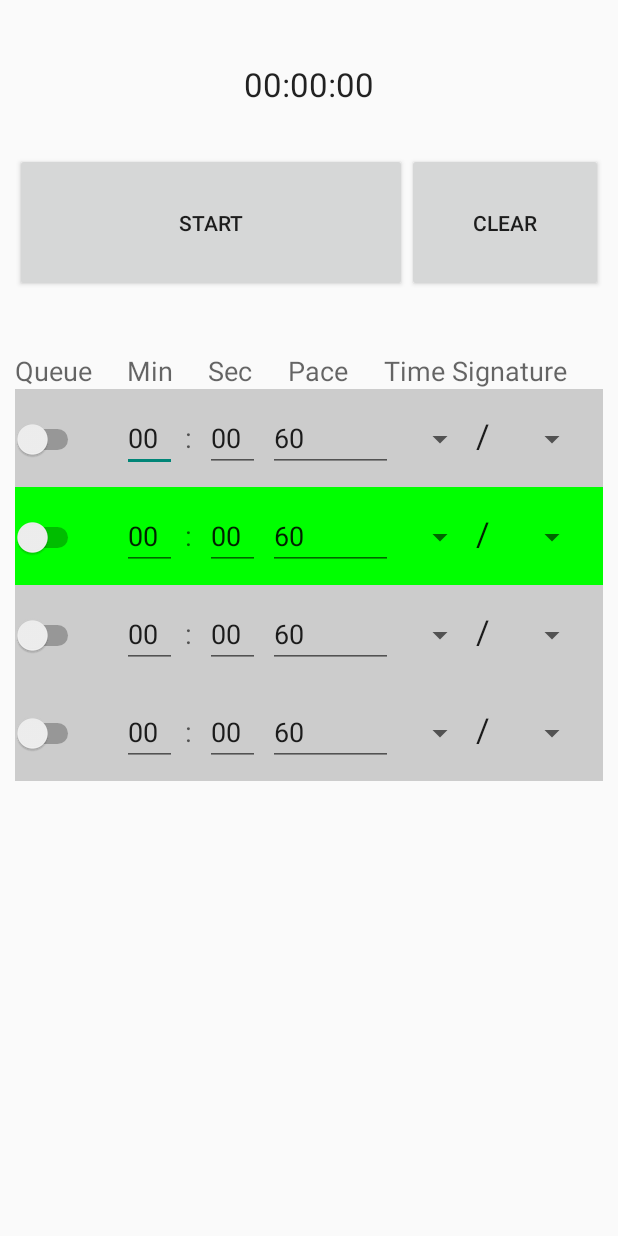
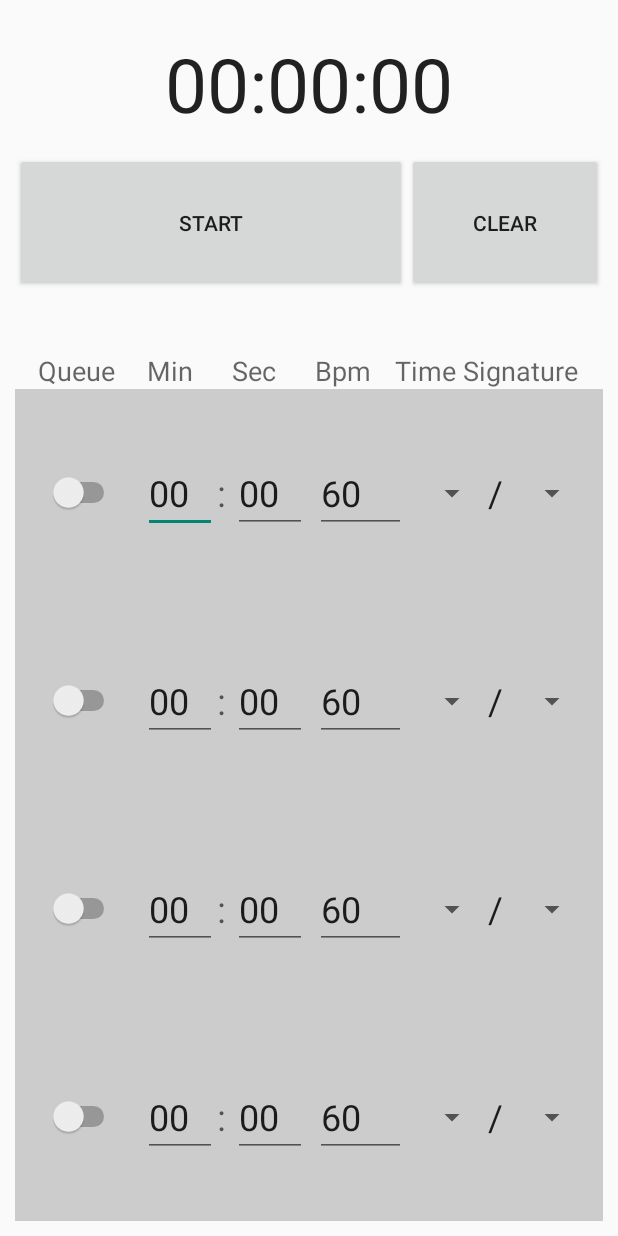
Before and after one commit to joenelsong/android_IntervalTimerMetronome, an Android app: the screen it shows after launch (MainActivity), after a tap on "START", on a phone screen of 412 x 824 dp. Run offline under Robolectric (Android 15) with nearby library versions, the phone set to English and light mode, and no system bars.

Commit message:
Multiple Serial Timers working!, Now I need to add Metronome

```diff
--- a/app/src/main/java/com/joeynelson/timer/ControlsFragment.java
+++ b/app/src/main/java/com/joeynelson/timer/ControlsFragment.java
@@ -11,11 +11,14 @@ import android.widget.EditText;
 import android.widget.LinearLayout;
 import android.widget.Spinner;
 import android.graphics.Color;
+import android.widget.Switch;
+
 public class ControlsFragment extends Fragment {
 
     private boolean logging = true;
     private boolean twoPaneLayout;
 
+    private Switch mSwitch;
     private Spinner mTimeSigNum;
     private Spinner mTimeSigDen;
     private EditText mMinutes;
@@ -23,6 +26,10 @@ public class ControlsFragment extends Fragment {
     private EditText mBPM;
     private LinearLayout mLayout;
 
+
+    public boolean getSwitchState() {   return mSwitch.isChecked();}
+    public int getMinutes() {   return Integer.parseInt(mMinutes.getText().toString());    }
+    public int getSeconds() {   return Integer.parseInt(mSeconds.getText().toString());    }
     public Spinner getSpinner1() { return mTimeSigNum; }
     public Spinner getSpinner2() { return mTimeSigDen; }
     public void setSpinner1(int x) { mTimeSigNum.setSelection(x); }
@@ -34,12 +41,13 @@ public class ControlsFragment extends Fragment {
         if (logging) Log.d("ControlsFragment", "Start: onCreateView()");
         View view = inflater.inflate(R.layout.fragment_controls, container, false);
 
-        // Set Spinner Default Values
-        mTimeSigNum = (Spinner) view.findViewById(R.id.rythmspinner1);
-    //Log.d("ControlsFragment", "sp =" + mTimeSigNum);
+        mSwitch = (Switch) view.findViewById(R.id.queueSwitch);
+
+
+        mTimeSigNum = (Spinner) view.findViewById(R.id.rythmspinner1); //Log.d("ControlsFragment", "sp =" + mTimeSigNum);
         mTimeSigDen = (Spinner) view.findViewById(R.id.rythmspinner2);
-        this.setSpinner1(3);
-        this.setSpinner2(3);
+        this.setSpinner1(3); // Set Spinner Default Values
+        this.setSpinner2(3); // Set Spinner Default Values
 
         mMinutes = (EditText) view.findViewById(R.id.editTextMinutes);
         mSeconds = (EditText) view.findViewById(R.id.editTextSeconds);
@@ -47,6 +55,8 @@ public class ControlsFragment extends Fragment {
 
         mLayout = (LinearLayout) view.findViewById(R.id.controlLayout);
         mLayout.setBackgroundColor(Color.LTGRAY);
+
+        mLayout.setLayoutParams(new LinearLayout.LayoutParams(ViewGroup.LayoutParams.MATCH_PARENT, 0,1.0f ));
 
 
 
--- a/app/src/main/java/com/joeynelson/timer/MainActivity.java
+++ b/app/src/main/java/com/joeynelson/timer/MainActivity.java
@@ -11,19 +11,27 @@ import android.view.Menu;
 import android.view.MenuItem;
 import android.view.View;
 import android.widget.Button;
+import android.widget.TextView;
+
+import java.util.concurrent.TimeUnit;
 
 
 public class MainActivity extends FragmentActivity implements View.OnClickListener
-{
-    private boolean logging = true;
+{   private boolean logging = true;
 
-    private int mNumberOfControls;
+    private static final String FORMAT = "%02d:%02d:%02d";
+
+    private static int mNumberOfControls;
+
+    //~// Widgets //~//
     private Button mStartButton;
+    private String mTimerState = "STOPPED";
+    private TextView mTime;
 
 
     // Timer Variables //
     private CountDownTimer mTimer;
-    private int mActiveTimerIndex;
+    protected int mActiveTimerIndex=0;
     private ControlsFragment[] mControlsFragments;
 
     @Override
@@ -35,6 +43,8 @@ public class MainActivity extends FragmentActivity implements View.OnClickListen
         // Initialize Widgets //
         mStartButton = (Button) findViewById(R.id.start_button);
         mStartButton.setOnClickListener(this);
+
+        mTime = (TextView) findViewById(R.id.clock_display);
 
         // Check that the activity is using the layout version with
         // the fragment_container FrameLayout
@@ -72,15 +82,41 @@ public class MainActivity extends FragmentActivity implements View.OnClickListen
     }
     @Override
     public void onClick(View view)
-    {
+    { if (logging) Log.d("onClick", "Start");
         switch(view.getId())
         {
-        case R.id.start_button:
-            highlightTimer(1);
+        case R.id.start_button: Log.d("onClick", "case R.id.start_button");
+            if (mTimerState.equals("STOPPED") && mActiveTimerIndex < mNumberOfControls)   // If a timer hasn't already started then start one, If a timer has started, dont start another one!
+            { Log.d("onClick", "if (mTimerAlreadyStarted = false)");
+                mTimerState = "STARTED";
+                //highlightTimer(mActiveTimerIndex);
+                if (mControlsFragments[mActiveTimerIndex].getSwitchState()) {
+                    int hrs = 0;
+                    int mins = mControlsFragments[mActiveTimerIndex].getMinutes();
+                    int secs = mControlsFragments[mActiveTimerIndex].getSeconds();
+                    // Create CountDownTimer
+                        CreateCountDownTimer( hrs * 3600000 + mins*60000 + secs * 1000 );
+
+                }
+            }
+            else if (mTimerState.equals("STARTED"))
+            {
+                mTimerState = "PAUSED"; // If the timer had already started, it should now be paused
+            }
+            else if (mTimerState.equals("PAUSED"))
+            {
+                mTimerState = "STARTED";
+            }
+            else { // Case where mActiveTimerIndex is now higher than the number of timers, therefore we must be done.
+                mTime.setText("DONE!");
+            }
+
 
             break;
 
-        case R.id.clear_button:
+        case R.id.clear_button: if (logging) Log.d("onClick() ++ed", "case R.id.clear_button");
+            mTimer.cancel();
+            mTimerState = "STOPPED";
             break;
         }
 
@@ -90,8 +126,32 @@ public class MainActivity extends FragmentActivity implements View.OnClickListen
     /*****************************************
      * * *       Helper Functions        * * *
      ****************************************/
-    public void UpdateTimerStates()
-    {
+    public void CreateCountDownTimer(int ms)
+    { if (logging) Log.d("CreateCountDownTimer", "Start");
+
+        highlightTimer(mActiveTimerIndex);
+        if (mActiveTimerIndex > 0){
+            unhighlightTimer(mActiveTimerIndex-1);
+        }
+        mTimer = new CountDownTimer(ms, 1000) { // adjust the milli seconds here
+
+
+            public void onTick(long millisUntilFinished) {
+
+                mTime.setText(""+String.format(FORMAT,
+                        TimeUnit.MILLISECONDS.toHours(millisUntilFinished),
+                        TimeUnit.MILLISECONDS.toMinutes(millisUntilFinished) - TimeUnit.HOURS.toMinutes(
+                                TimeUnit.MILLISECONDS.toHours(millisUntilFinished)),
+                        TimeUnit.MILLISECONDS.toSeconds(millisUntilFinished) - TimeUnit.MINUTES.toSeconds(
+                                TimeUnit.MILLISECONDS.toMinutes(millisUntilFinished))));
+            }
+
+            public void onFinish() { if (logging) Log.d("OnFinish()", "CountdownTimer Finished");
+                mTimerState = "STOPPED";
+                mActiveTimerIndex = mActiveTimerIndex + 1;
+                onClick(mStartButton);
+            }
+        }.start();
 
     }
     public void highlightTimer(int x)
@@ -102,6 +162,7 @@ public class MainActivity extends FragmentActivity implements View.OnClickListen
     {
         mControlsFragments[x].setLayoutColor(Color.LTGRAY);
     }
+    public void setNewActiveTimerIndex(int x)   { mActiveTimerIndex=+1%mNumberOfControls; }
 
 
 
--- a/app/src/main/res/layout/fragment_clock.xml
+++ b/app/src/main/res/layout/fragment_clock.xml
@@ -9,10 +9,11 @@
         android:layout_height="0dp"
         android:textAppearance="?android:attr/textAppearanceLarge"
         android:text="00:00:00"
-        android:id="@+id/textView5"
+        android:id="@+id/clock_display"
         android:layout_weight="1"
         android:gravity="center_vertical|center_horizontal"
-        android:inputType="time" />
+        android:inputType="time"
+        android:textSize="50dp" />
 
     <LinearLayout
         android:orientation="horizontal"
--- a/app/src/main/res/layout/fragment_controls.xml
+++ b/app/src/main/res/layout/fragment_controls.xml
@@ -6,16 +6,18 @@
     android:paddingTop="@dimen/activity_vertical_margin"
     android:paddingBottom="@dimen/activity_vertical_margin" tools:context="com.joeynelson.timer.ControlsFragment"
     android:orientation="horizontal"
-    android:background="#0f0b29f5">
+    android:background="#0f0b29f5"
+    android:gravity="center_vertical">
 
         <Switch
             android:layout_width="0dp"
             android:layout_height="wrap_content"
             android:id="@+id/queueSwitch"
             android:checked="false"
-            android:layout_weight=".5"
+            android:layout_weight=".55"
             android:enabled="true"
-            android:layout_marginRight="20dp" />
+            android:layout_marginRight="10dp"
+            android:layout_marginLeft="10dp" />
 
     <EditText
             android:layout_width="0dp"
@@ -23,31 +25,34 @@
             android:inputType="number"
             android:ems="2"
             android:id="@+id/editTextMinutes"
-            android:layout_weight=".4"
+            android:layout_weight=".45"
             android:numeric="integer"
         android:text="00"
         android:maxLength="2"
         android:layout_marginLeft="5dp"
-        android:layout_marginRight="5dp" />
+        android:textSize="24dp" />
 
     <TextView
-        android:layout_width="wrap_content"
+        android:layout_width="0dp"
         android:layout_height="wrap_content"
         android:textAppearance="?android:attr/textAppearanceMedium"
         android:text=":"
         android:id="@+id/textViewColon"
-        android:layout_weight=".1" />
+        android:layout_weight=".05"
+        android:textSize="24dp" />
     <EditText
         android:layout_width="0dp"
         android:layout_height="wrap_content"
         android:inputType="number"
         android:ems="2"
         android:id="@+id/editTextSeconds"
-        android:layout_weight=".4"
+        android:layout_weight=".45"
         android:numeric="integer"
         android:text="00"
         android:maxLength="2"
-        android:layout_marginRight="5dp" />
+        android:layout_marginRight="5dp"
+        android:textSize="24dp"
+        android:layout_marginLeft="5dp" />
 
     <EditText
             android:layout_width="0dp"
@@ -55,32 +60,35 @@
             android:inputType="number"
             android:ems="3"
             android:id="@+id/paceText"
-            android:layout_weight=".9"
+            android:layout_weight=".55"
             android:text="60"
             android:numeric="integer"
             android:maxLength="3"
-/>
+        android:textSize="24dp"/>
 
     <Spinner
         android:layout_width="0dp"
         android:layout_height="wrap_content"
         android:id="@+id/rythmspinner1"
-        android:layout_weight=".6"
-        android:entries="@array/time_signatures"/>
+        android:layout_weight=".5"
+        android:entries="@array/time_signatures"
+        android:textSize="24dp"/>
 
     <TextView
-        android:layout_width="wrap_content"
+        android:layout_width="0dp"
         android:layout_height="wrap_content"
         android:textAppearance="?android:attr/textAppearanceLarge"
         android:text="/"
         android:id="@+id/textView4"
-        android:layout_weight=".1" />
+        android:layout_weight=".1"
+        android:textSize="24dp" />
 
     <Spinner
         android:layout_width="0dp"
         android:layout_height="wrap_content"
         android:id="@+id/rythmspinner2"
-        android:layout_weight=".6"
-        android:entries="@array/time_signatures" />
+        android:layout_weight=".5"
+        android:entries="@array/time_signatures"
+        android:textSize="24dp" />
 
 </LinearLayout>
--- a/app/src/main/res/layout/fragment_labels.xml
+++ b/app/src/main/res/layout/fragment_labels.xml
@@ -13,7 +13,9 @@
             android:textAppearance="?android:attr/textAppearanceMedium"
             android:text="Queue"
             android:id="@+id/textView3"
-            android:layout_weight="1" />
+            android:layout_weight="1"
+            android:layout_marginLeft="15dp"
+            android:layout_marginRight="5dp" />
 
         <TextView
             android:layout_width="wrap_content"
@@ -29,15 +31,17 @@
         android:textAppearance="?android:attr/textAppearanceMedium"
         android:text="Sec"
         android:id="@+id/textViewSec"
-        android:layout_weight="1" />
+        android:layout_weight="1"
+        android:layout_marginLeft="10dp" />
 
         <TextView
             android:layout_width="wrap_content"
             android:layout_height="wrap_content"
             android:textAppearance="?android:attr/textAppearanceMedium"
-            android:text="Pace"
+            android:text="Bpm"
             android:id="@+id/textView"
-            android:layout_weight="1" />
+            android:layout_weight="1"
+            android:layout_marginLeft="10dp" />
 
         <TextView
             android:layout_width="wrap_content"
```
Also changed, not shown: 2 other files.
